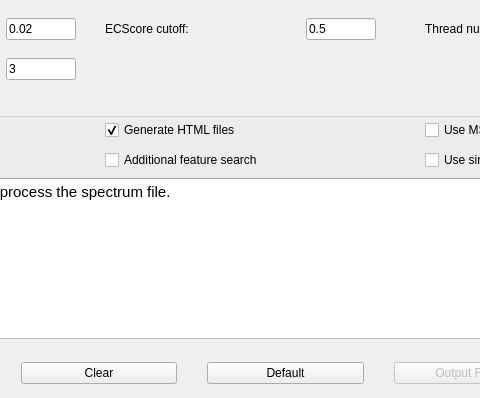
Above: src/gui/topfd/topfddialog.ui from toppic-suite/toppic-suite before the change; both pictures show x 195 to 675 and y 232 to 630 of the 965 by 630 pixel window. Below: the same form after it.
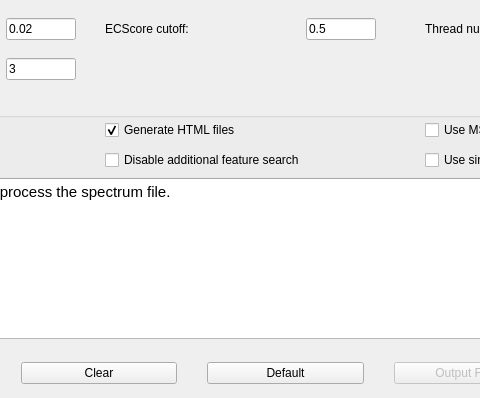
That is the form after the change. Icons and pictures are not drawn.

Patch:
```diff
--- a/src/gui/topfd/topfddialog.ui
+++ b/src/gui/topfd/topfddialog.ui
@@ -723,7 +723,7 @@
       <rect>
        <x>270</x>
        <y>50</y>
-       <width>201</width>
+       <width>270</width>
        <height>25</height>
       </rect>
      </property>
@@ -734,7 +734,7 @@
          <bool>false</bool>
         </property>
         <property name="text">
-         <string>Additional feature search</string>
+         <string>Disable additional feature search</string>
         </property>
         <property name="checkable">
          <bool>true</bool>
```
Left out of the diff: 2 changed lines with no effect on the pictures.
